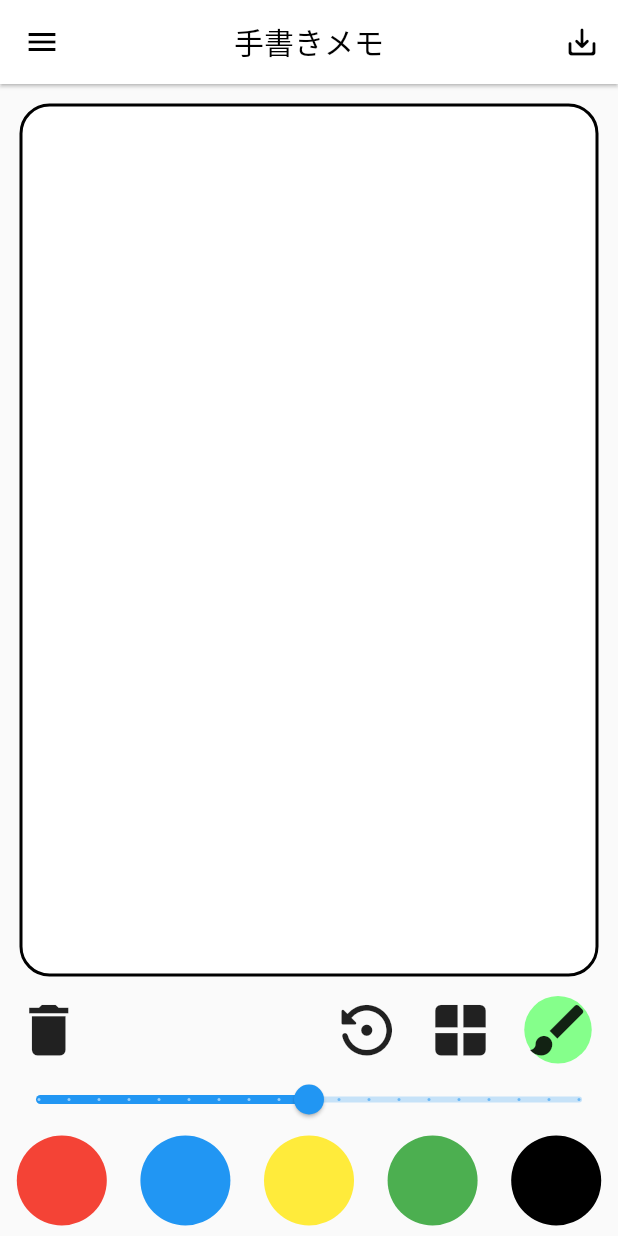
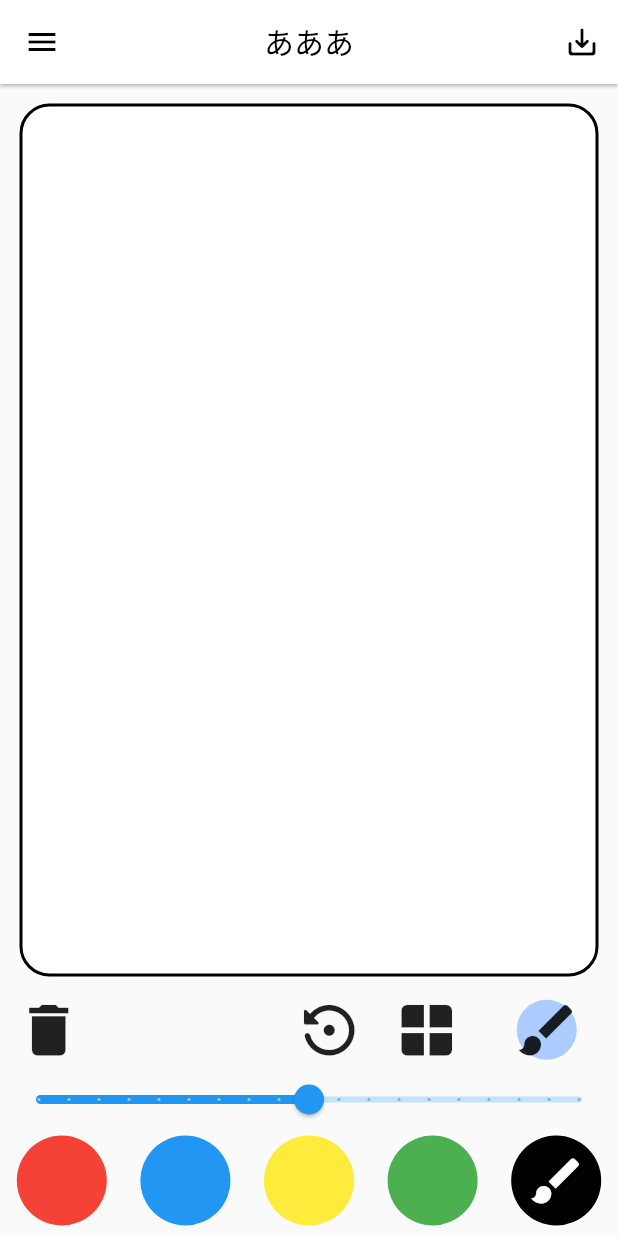
Before and after one commit to KimiMasa1021/HandWrittenMemo-App, a Flutter app: the PaintScreen screen opened directly, after a tap on the "delete" icon, on a phone screen of 412 x 824 dp. Run offline on Flutter 3.47's test engine with Material 2 defaults, Android fonts, the phone set to English and light mode, and no system bars; our stand-ins replace cloud_firestore, firebase_auth, firebase_core, flutter_hooks, flutter_spinkit, freezed_annotation and 1 more; accounts and stored records are empty; network calls fail.

Commit message:
UIの修正

```diff
--- a/lib/controller/draw_controller.dart
+++ b/lib/controller/draw_controller.dart
@@ -17,11 +17,11 @@ class DrawController extends StateNotifier<DrawState> {
 
   void updatePaint(Offset nextPoint) {
     if (state.isDrag) {
-      final _paintList = List<List<Offset>>.of(state.paintList);
-      final _offsetList = List<Offset>.of(state.paintList.last)..add(nextPoint);
-      _paintList.last = _offsetList;
+      final paintList = List<List<Offset>>.of(state.paintList);
+      final offsetList = List<Offset>.of(state.paintList.last)..add(nextPoint);
+      paintList.last = offsetList;
 
-      state = state.copyWith(paintList: _paintList);
+      state = state.copyWith(paintList: paintList);
     }
   }
 
@@ -53,7 +53,6 @@ class DrawController extends StateNotifier<DrawState> {
   void ticknessSlider(double val) {
     if (!state.isDrag) {
       state = state.copyWith(thickness: val);
-      print(state.thickness);
     }
   }
 
--- a/lib/screens/Home/home.dart
+++ b/lib/screens/Home/home.dart
@@ -88,7 +88,7 @@ class HomeScreen extends HookConsumerWidget {
                         child: Padding(
                           padding: EdgeInsets.only(left: 10),
                           child: Text(
-                            "うんこしっこおなら",
+                            "タイトルかね",
                             style: TextStyle(fontSize: 20),
                           ),
                         ),
--- a/lib/screens/Paint/PaintComponent/color_picker.dart
+++ b/lib/screens/Paint/PaintComponent/color_picker.dart
@@ -10,13 +10,17 @@ class ColorPicker extends HookConsumerWidget {
 
   @override
   Widget build(BuildContext context, WidgetRef ref) {
-    final _paintController = ref.watch(drawControllerProvider.notifier);
+    final paintController = ref.watch(drawControllerProvider.notifier);
+    final state = ref.watch(drawControllerProvider);
 
     return InkWell(
       onTap: () {
-        _paintController.chageColor(pickColor!);
+        paintController.chageColor(pickColor!);
       },
-      child: Container(
+      child: Stack(
+        alignment: AlignmentDirectional.center,
+        children: [
+          Container(
             width: 60,
             height: 60,
             decoration: BoxDecoration(
@@ -24,6 +28,15 @@ class ColorPicker extends HookConsumerWidget {
               shape: BoxShape.circle,
             ),
           ),
+          state.pickColor == pickColor
+              ? const Icon(
+                  Icons.brush,
+                  size: 40,
+                  color: Colors.white,
+                )
+              : const SizedBox(),
+        ],
+      ),
     );
   }
 }
--- a/lib/screens/Paint/PaintComponent/draw_screen.dart
+++ b/lib/screens/Paint/PaintComponent/draw_screen.dart
@@ -4,15 +4,12 @@ import 'package:zen03/screens/Paint/painter.dart';
 
 import '../../../providers/general_providers.dart';
 
-class DrawScreen extends HookConsumerWidget {
+class DrawScreen extends StatelessWidget {
   DrawScreen({Key? key}) : super(key: key);
   final _key = GlobalKey();
 
   @override
-  Widget build(BuildContext context, WidgetRef ref) {
-    final paintController = ref.watch(drawControllerProvider.notifier);
-    final state = ref.watch(drawControllerProvider);
-
+  Widget build(BuildContext context) {
     return Expanded(
       child: Padding(
         padding: const EdgeInsets.all(13.0),
@@ -25,7 +22,12 @@ class DrawScreen extends HookConsumerWidget {
             border: Border.all(width: 2),
             borderRadius: BorderRadius.circular(20),
           ),
-          child: GestureDetector(
+          child: Consumer(
+            builder: (context, ref, child) {
+              final paintController =
+                  ref.watch(drawControllerProvider.notifier);
+              final state = ref.watch(drawControllerProvider);
+              return GestureDetector(
                 onPanStart: (details) {
                   paintController.addPaint(details.localPosition);
                 },
@@ -42,6 +44,8 @@ class DrawScreen extends HookConsumerWidget {
                     context: context,
                   ),
                 ),
+              );
+            },
           ),
         ),
       ),
--- /dev/null
+++ b/lib/screens/Paint/PaintComponent/paint_operate.dart
@@ -0,0 +1,91 @@
+import 'package:flutter/material.dart';
+import 'package:hooks_riverpod/hooks_riverpod.dart';
+import 'package:zen03/screens/Paint/PaintComponent/paint_operate_icon.dart';
+import 'package:zen03/screens/paint/PaintComponent/color_picker.dart';
+import '../../../providers/general_providers.dart';
+
+class PaintOperation extends StatelessWidget {
+  const PaintOperation({Key? key}) : super(key: key);
+
+  @override
+  Widget build(BuildContext context) {
+    return SizedBox(
+      width: double.infinity,
+      height: 160,
+      child: Column(
+        children: [
+          Row(
+            mainAxisAlignment: MainAxisAlignment.spaceBetween,
+            children: [
+              //  すべて削除
+              const PaintOperateIcon(
+                pickIcon: Icon(
+                  Icons.delete,
+                  size: 45,
+                ),
+                funcFlg: 'delete',
+              ),
+
+              Row(
+                mainAxisAlignment: MainAxisAlignment.start,
+                children: const [
+                  //  ひとつ戻る
+                  PaintOperateIcon(
+                    pickIcon: Icon(
+                      Icons.settings_backup_restore_rounded,
+                      size: 45,
+                    ),
+                    funcFlg: 'undo',
+                  ),
+                  //  消しゴム
+                  PaintOperateIcon(
+                    pickIcon: Icon(
+                      Icons.window_rounded,
+                      size: 45,
+                    ),
+                    funcFlg: 'eraser',
+                  ),
+                  SizedBox(width: 15),
+                  //  ペンモード
+                  PaintOperateIcon(
+                    pickIcon: Icon(
+                      Icons.brush,
+                      size: 45,
+                    ),
+                    funcFlg: 'pen',
+                  ),
+                  SizedBox(width: 15),
+                ],
+              ),
+            ],
+          ),
+          Consumer(
+            builder: (context, ref, child) {
+              final paintController =
+                  ref.watch(drawControllerProvider.notifier);
+              final state = ref.watch(drawControllerProvider);
+              return Slider(
+                value: state.thickness,
+                onChanged: (val) =>
+                    paintController.ticknessSlider(val), /////////////////
+                min: 1,
+                max: 10,
+                divisions: 18,
+              );
+            },
+          ),
+          Row(
+            mainAxisAlignment: MainAxisAlignment.spaceAround,
+            children: [
+              ColorPicker(pickColor: Colors.red),
+              ColorPicker(pickColor: Colors.blue),
+              ColorPicker(pickColor: Colors.yellow),
+              ColorPicker(pickColor: Colors.green),
+              ColorPicker(pickColor: Colors.black),
+            ],
+          ),
+        ],
+      ),
+    );
+  }
+}
--- /dev/null
+++ b/lib/screens/Paint/PaintComponent/paint_operate_icon.dart
@@ -0,0 +1,69 @@
+import 'package:flutter/material.dart';
+import 'package:hooks_riverpod/hooks_riverpod.dart';
+
+import '../../../providers/general_providers.dart';
+
+class PaintOperateIcon extends HookConsumerWidget {
+  const PaintOperateIcon({
+    Key? key,
+    required this.pickIcon,
+    required this.funcFlg,
+  }) : super(key: key);
+
+  final Icon pickIcon;
+  final String funcFlg;
+
+  @override
+  Widget build(BuildContext context, WidgetRef ref) {
+    final paintController = ref.watch(drawControllerProvider.notifier);
+    final state = ref.watch(drawControllerProvider);
+    return InkWell(
+      onTap: () {
+        switch (funcFlg) {
+          case 'delete':
+            paintController.clear();
+            break;
+          case 'undo':
+            paintController.undo();
+            break;
+          case 'eraser':
+            paintController.chageEraser(Colors.white);
+            break;
+          case 'pen':
+            paintController.penMode();
+            break;
+          default:
+            break;
+        }
+      },
+      child: Padding(
+        padding: const EdgeInsets.symmetric(horizontal: 10),
+        child: Stack(
+          alignment: AlignmentDirectional.center,
+          children: [
+            !state.isEraser && funcFlg == 'pen'
+                ? Container(
+                    width: 40,
+                    height: 40,
+                    decoration: const BoxDecoration(
+                      color: Color.fromARGB(255, 172, 203, 255),
+                      shape: BoxShape.circle,
+                    ),
+                  )
+                : state.isEraser && funcFlg == 'eraser'
+                    ? Container(
+                        width: 40,
+                        height: 40,
+                        decoration: const BoxDecoration(
+                          color: Color.fromARGB(255, 172, 203, 255),
+                          shape: BoxShape.circle,
+                        ),
+                      )
+                    : const SizedBox(),
+            pickIcon,
+          ],
+        ),
+      ),
+    );
+  }
+}
--- a/lib/screens/Paint/PaintComponent/paint_operation.dart
+++ /dev/null
@@ -1,93 +0,0 @@
-import 'package:flutter/material.dart';
-import 'package:hooks_riverpod/hooks_riverpod.dart';
-import 'package:zen03/screens/paint/PaintComponent/color_picker.dart';
-
-import '../../../providers/general_providers.dart';
-
-class PaintOperation extends HookConsumerWidget {
-  const PaintOperation({Key? key}) : super(key: key);
-
-  @override
-  Widget build(BuildContext context, WidgetRef ref) {
-    final paintController = ref.watch(drawControllerProvider.notifier);
-    final state = ref.watch(drawControllerProvider);
-    return SizedBox(
-      width: double.infinity,
-      height: 160,
-      child: Column(
-        children: [
-          Row(
-            mainAxisAlignment: MainAxisAlignment.spaceBetween,
-            children: [
-              InkWell(
-                onTap: paintController.clear,
-                child: const Padding(
-                  padding: EdgeInsets.symmetric(horizontal: 10),
-                  child: Icon(Icons.delete, size: 45),
-                ),
-              ),
-              Row(
-                mainAxisAlignment: MainAxisAlignment.start,
-                children: [
-                  InkWell(
-                    onTap: paintController.undo,
-                    child: const Icon(Icons.settings_backup_restore_rounded,
-                        size: 45),
-                  ),
-                  const SizedBox(width: 15),
-                  InkWell(
-                    onTap: () {
-                      paintController.chageEraser(Colors.white);
-                    },
-                    child: Container(
-                      width: 50,
-                      decoration: BoxDecoration(
-                        color: state.isEraser
-                            ? const Color.fromARGB(255, 133, 255, 139)
-                            : null,
-                        shape: BoxShape.circle,
-                      ),
-                      child: const Icon(Icons.window, size: 45),
-                    ),
-                  ),
-                  const SizedBox(width: 15),
-                  InkWell(
-                    onTap: paintController.penMode,
-                    child: Container(
-                      width: 50,
-                      decoration: BoxDecoration(
-                        color: state.isEraser
-                            ? null
-                            : const Color.fromARGB(255, 133, 255, 139),
-                        shape: BoxShape.circle,
-                      ),
-                      child: const Icon(Icons.brush, size: 45),
-                    ),
-                  ),
-                  const SizedBox(width: 15),
-                ],
-              ),
-            ],
-          ),
-          Slider(
-            value: state.thickness,
-            onChanged: (val) => paintController.ticknessSlider(val),
-            min: 1,
-            max: 10,
-            divisions: 18,
-          ),
-          Row(
-            mainAxisAlignment: MainAxisAlignment.spaceAround,
-            children: [
-              ColorPicker(pickColor: Colors.red),
-              ColorPicker(pickColor: Colors.blue),
-              ColorPicker(pickColor: Colors.yellow),
-              ColorPicker(pickColor: Colors.green),
-              ColorPicker(pickColor: Colors.black),
-            ],
-          )
-        ],
-      ),
-    );
-  }
-}
--- a/lib/screens/Paint/paint_screen.dart
+++ b/lib/screens/Paint/paint_screen.dart
@@ -1,20 +1,16 @@
 import 'package:flutter/material.dart';
-import 'package:hooks_riverpod/hooks_riverpod.dart';
-import 'package:zen03/providers/general_providers.dart';
 import 'PaintComponent/draw_screen.dart';
-import 'PaintComponent/paint_operation.dart';
+import 'PaintComponent/paint_operate.dart';
 
-class PaintScreen extends HookConsumerWidget {
+class PaintScreen extends StatelessWidget {
   const PaintScreen({Key? key}) : super(key: key);
 
   @override
-  Widget build(BuildContext context, WidgetRef ref) {
-    final paintController = ref.watch(drawControllerProvider.notifier);
-
+  Widget build(BuildContext context) {
     return Scaffold(
       appBar: AppBar(
         title: const Text(
-          "手書きメモ",
+          "あああ",
           style: TextStyle(color: Colors.black),
         ),
         backgroundColor: Colors.white,
--- a/lib/screens/Paint/painter.dart
+++ b/lib/screens/Paint/painter.dart
@@ -12,7 +12,7 @@ class Painter extends CustomPainter {
       final painter = Paint()
         ..strokeCap = StrokeCap.round
         ..isAntiAlias = true
-        ..color = state.colorList[index] //新しい配列を追加して太さとか色をカエル
+        ..color = state.colorList[index]
         ..strokeWidth = state.thicknessList[index]
         ..style = PaintingStyle.stroke;
       canvas.drawRRect(
@@ -30,5 +30,6 @@ class Painter extends CustomPainter {
   }
 
   @override
-  bool shouldRepaint(Painter old) => old.state.paintList != state.paintList;
+  bool shouldRepaint(Painter oldDelegate) =>
+      oldDelegate.state.paintList != state.paintList;
 }
```
Lines whose indentation alone changed are shown as unchanged.
